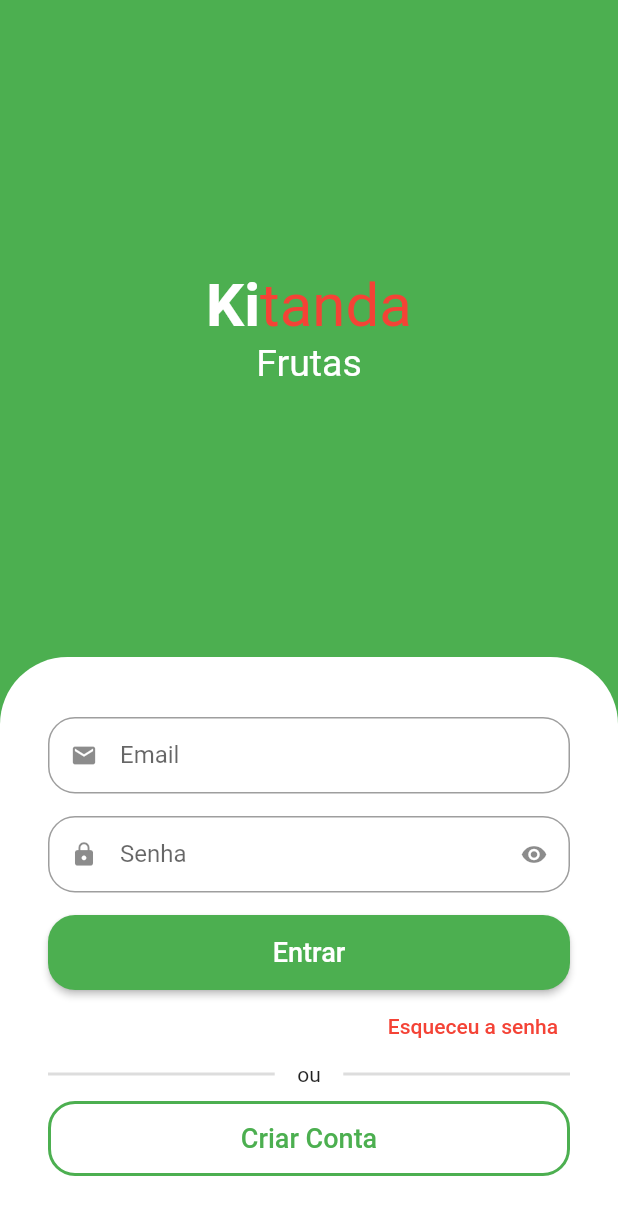
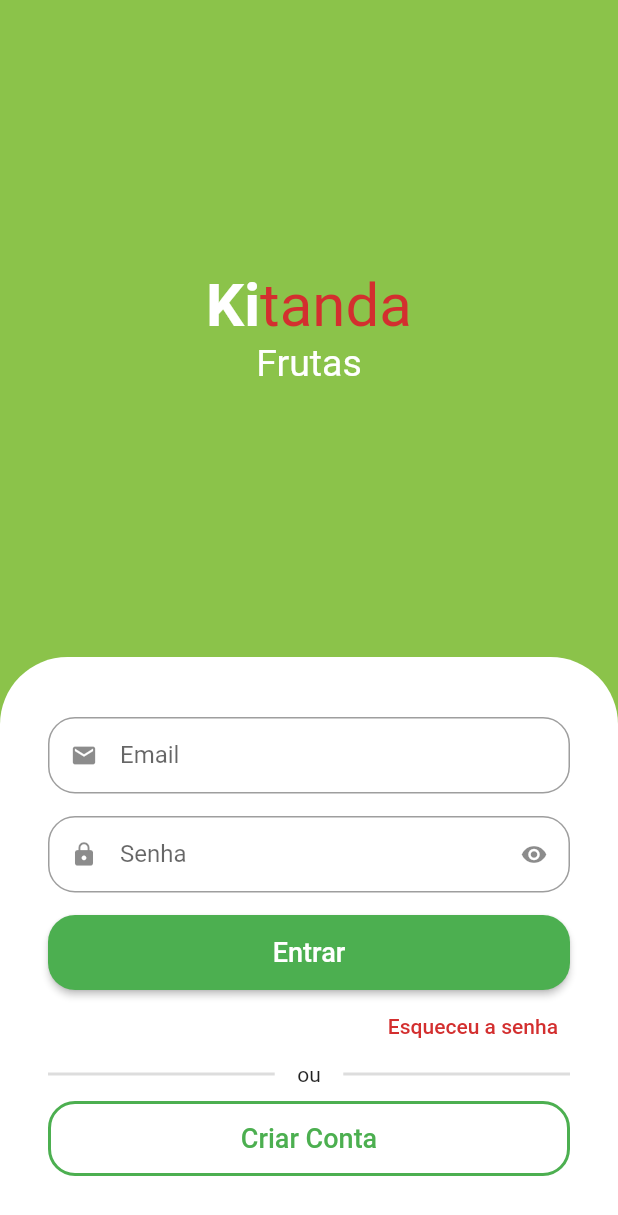
Before and after one commit to tiagosmweb/kitanda, a Flutter app: the screen it shows after launch, on a phone screen of 412 x 824 dp. Shown: the top 1215 px of the screen. Run offline on Flutter 3.47's test engine with Material 2 defaults, Android fonts, the phone set to English and light mode, and no system bars; drawn by our look-alikes of animated_text_kit.

Commit message:
add Custom colors

```diff
--- a/lib/src/auth/sign_in_screen.dart
+++ b/lib/src/auth/sign_in_screen.dart
@@ -1,6 +1,7 @@
 import 'package:animated_text_kit/animated_text_kit.dart';
 import 'package:flutter/material.dart';
 import 'package:kitanda/src/auth/components/custom_text_field.dart';
+import 'package:kitanda/src/utils/custom_colors.dart';
 
 class SignInScreen extends StatelessWidget {
   const SignInScreen({Key? key}) : super(key: key);
@@ -8,19 +9,19 @@
   @override
   Widget build(BuildContext context) {
     return Scaffold(
-      backgroundColor: Colors.green,
+      backgroundColor: CustomColors.customSwatchColor,
       body: Column(children: [
         Expanded(
           child: Column(
             mainAxisAlignment: MainAxisAlignment.center,
             children: [
-              const Text.rich(
+              Text.rich(
                 TextSpan(
-                  style: TextStyle(
+                  style: const TextStyle(
                     fontSize: 40,
                   ),
                   children: [
-                    TextSpan(
+                    const TextSpan(
                       text: 'Ki',
                       style: TextStyle(
                         color: Colors.white,
@@ -30,7 +31,7 @@
                     TextSpan(
                       text: 'tanda',
                       style: TextStyle(
-                        color: Colors.red,
+                        color: CustomColors.customContrastColor,
                       ),
                     )
                   ],
@@ -103,10 +104,10 @@
                 alignment: Alignment.centerRight,
                 child: TextButton(
                     onPressed: () {},
-                    child: const Text(
+                    child: Text(
                       "Esqueceu a senha",
                       style: TextStyle(
-                        color: Colors.red,
+                        color: CustomColors.customContrastColor,
                       ),
                     )),
               ),
--- /dev/null
+++ b/lib/src/utils/custom_colors.dart
@@ -0,0 +1,21 @@
+import 'package:flutter/material.dart';
+
+Map<int, Color> _swatchOpacity = {
+  50: const Color.fromRGBO(139, 195, 74, .1),
+  100: const Color.fromRGBO(139, 195, 74, .2),
+  200: const Color.fromRGBO(139, 195, 74, .3),
+  300: const Color.fromRGBO(139, 195, 74, .4),
+  400: const Color.fromRGBO(139, 195, 74, .5),
+  500: const Color.fromRGBO(139, 195, 74, .6),
+  600: const Color.fromRGBO(139, 195, 74, .7),
+  700: const Color.fromRGBO(139, 195, 74, .8),
+  800: const Color.fromRGBO(139, 195, 74, .9),
+  900: const Color.fromRGBO(139, 195, 74, 1),
+};
+
+abstract class CustomColors {
+  static Color customContrastColor = Colors.red.shade700;
+
+  static MaterialColor customSwatchColor =
+      MaterialColor(0xFF8BC34A, _swatchOpacity);
+}
```
